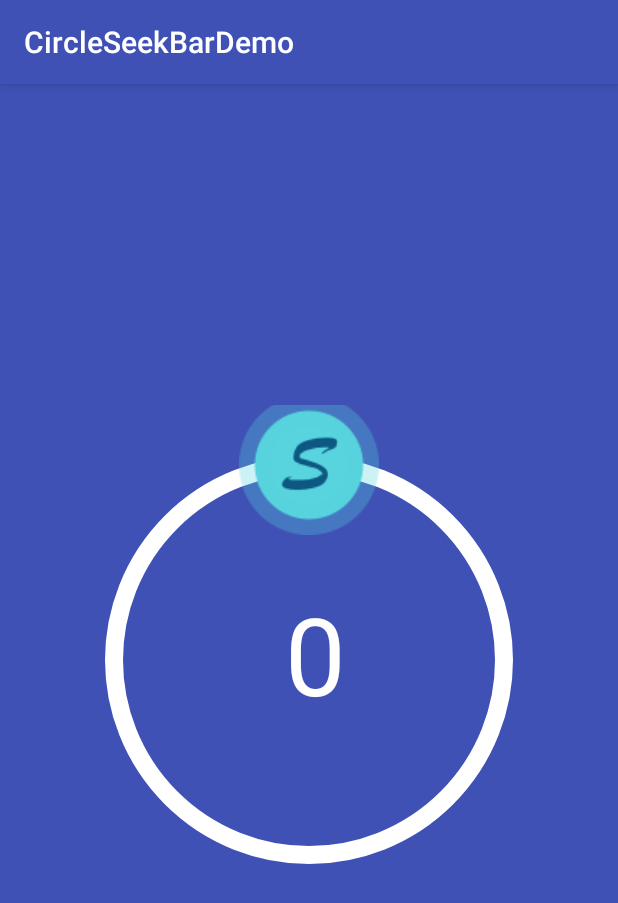
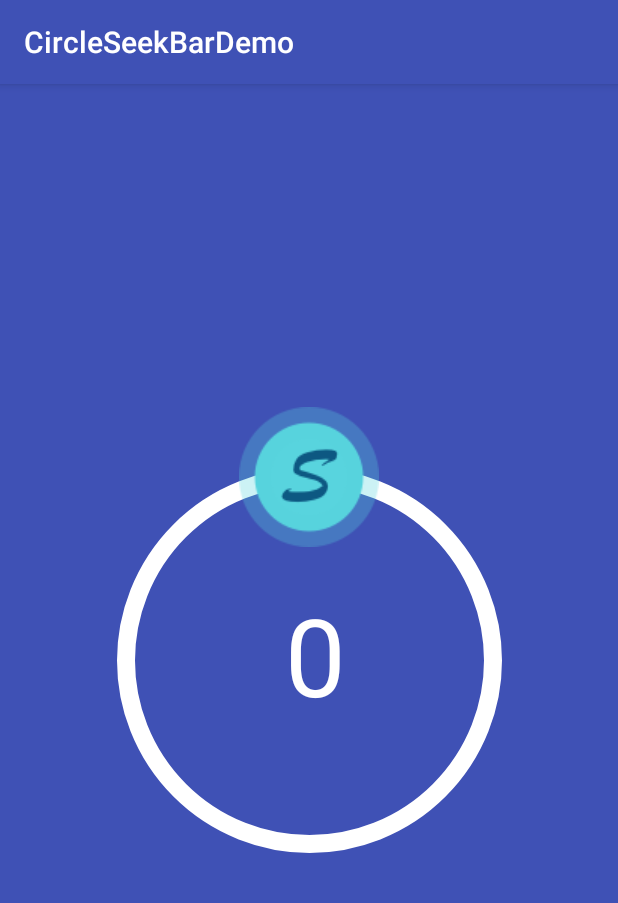
Before and after one commit to flyfire/CircleSeekBarDemo, an Android app: the screen it shows after launch (MainActivity), on a phone screen of 412 x 824 dp. Shown: the top 903 px of the screen. Run offline under Robolectric (Android 15) with nearby library versions, the phone set to English and light mode, and no system bars.

Commit message:
update padding

```diff
--- a/app/src/main/res/layout/activity_main.xml
+++ b/app/src/main/res/layout/activity_main.xml
@@ -12,6 +12,6 @@
         android:layout_width="match_parent"
         android:layout_height="340dp"
         android:layout_gravity="center"
-        android:padding="80dp"/>
+        android:padding="95dp"/>
 
 </LinearLayout>
```
